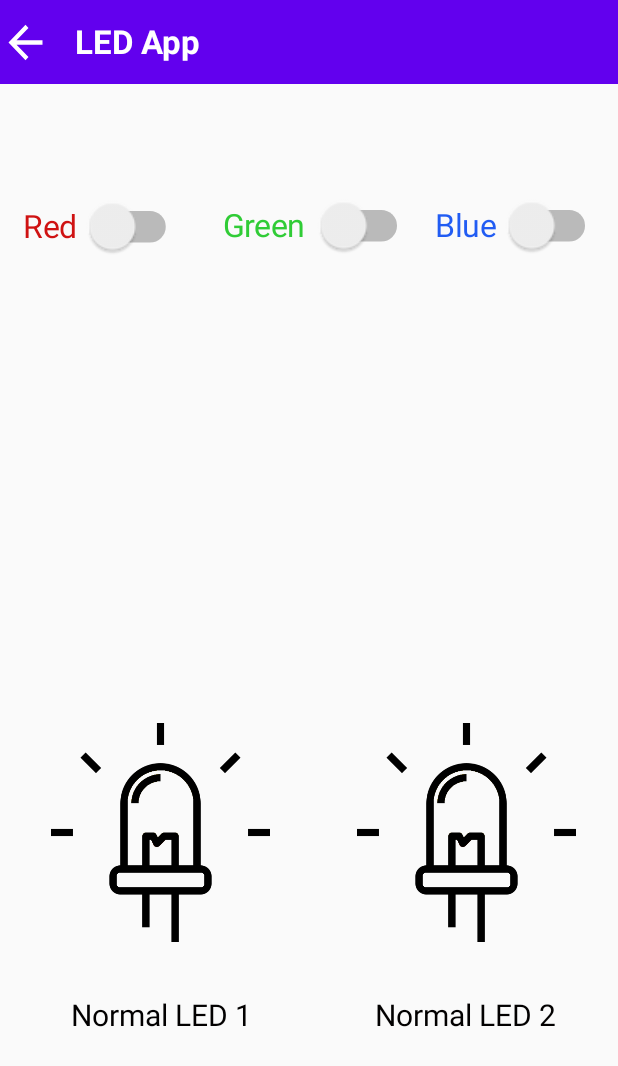
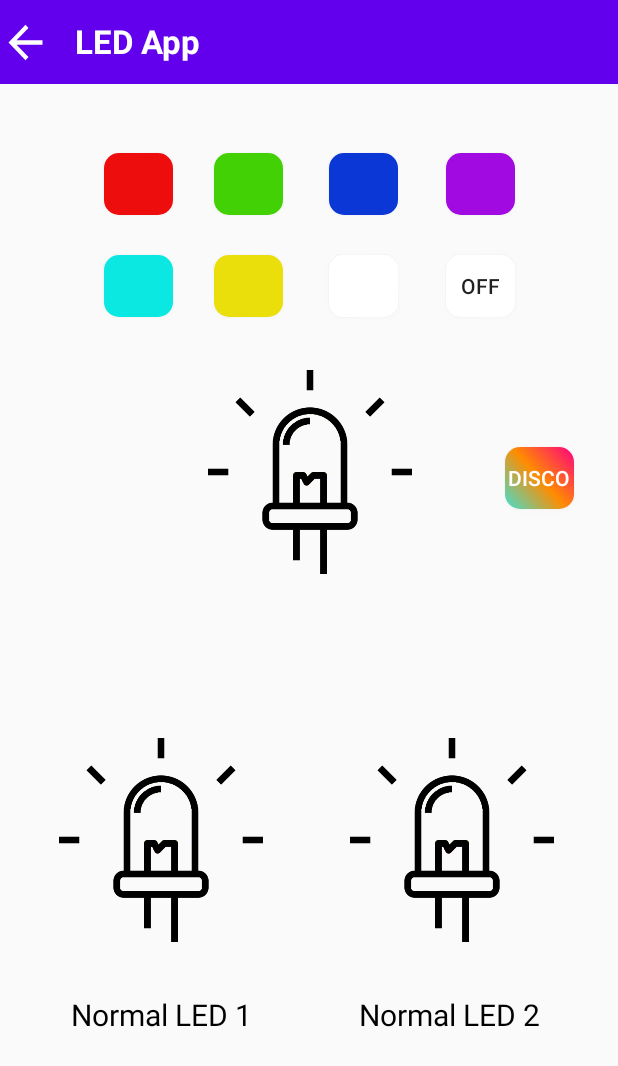
Before and after one commit to corneavlad98/HomeAutomationApp, an Android app: the LEDActivity screen opened directly, with no data from a screen before it, on a phone screen of 412 x 824 dp. Shown: the top 1066 px of the screen. Run offline under Robolectric (Android 15) with nearby library versions, the light colour scheme and no system bars; our stand-ins replace Firebase (no records; nobody signed in at launch, a user with empty details on screens opened directly).

Commit message:
Removed color switches, added buttons for every color; Added a disco mode, that will cycle fast through colors.

```diff
--- a/Android App/app/src/main/java/com/example/androidapp/LEDActivity.kt
+++ b/Android App/app/src/main/java/com/example/androidapp/LEDActivity.kt
@@ -3,10 +3,9 @@ package com.example.androidapp
 import android.graphics.drawable.TransitionDrawable
 import android.os.Bundle
 import android.os.Handler
-import android.view.Gravity
-import android.view.View
-import android.widget.*
-import androidx.appcompat.app.AlertDialog
+import android.widget.Button
+import android.widget.ImageButton
+import android.widget.Toast
 import androidx.appcompat.app.AppCompatActivity
 import com.google.firebase.database.FirebaseDatabase
 
@@ -14,139 +13,99 @@ import com.google.firebase.database.FirebaseDatabase
 class LEDActivity : AppCompatActivity(){
     var database = FirebaseDatabase.getInstance()
     var myDbReference = database.getReference()
-    private fun resetSwitches(){
+
+    private fun resetValues(){
         myDbReference.child("RaspberryPi/LED/LED1").setValue(0)
         myDbReference.child("RaspberryPi/LED/LED2").setValue(0)
         myDbReference.child("RaspberryPi/LED/rgbLED/Red").setValue(0)
         myDbReference.child("RaspberryPi/LED/rgbLED/Green").setValue(0)
         myDbReference.child("RaspberryPi/LED/rgbLED/Blue").setValue(0)
+        myDbReference.child("RaspberryPi/LED/rgbLED/Disco").setValue(0)
+
     }
     override fun onCreate(savedInstanceState: Bundle?) {
         super.onCreate(savedInstanceState)
         setContentView(R.layout.activity_l_e_d)
-        resetSwitches()
+        resetValues()
 
         Toast.makeText(this, "Make sure that the LED script is running!", Toast.LENGTH_LONG).show();
         val ledImageButton1 = findViewById<ImageButton>(R.id.normalLed1)
         val ledImageButton2 = findViewById<ImageButton>(R.id.normalLed2)
 
-        val rgbLedRedSwitch = findViewById<Switch>(R.id.redSwitch)
-        val rgbLedGreenSwitch = findViewById<Switch>(R.id.greenSwitch)
-        val rgbLedBlueSwitch = findViewById<Switch>(R.id.blueSwitch)
+        val redButton = findViewById<Button>(R.id.redButton)
+        val greenButton = findViewById<Button>(R.id.greenButton)
+        val blueButton = findViewById<Button>(R.id.blueButton)
+        val magentaButton = findViewById<Button>(R.id.magentaButton)
+        val cyanButton = findViewById<Button>(R.id.cyanButton)
+        val yellowButton = findViewById<Button>(R.id.yellowButton)
+        val whiteButton = findViewById<Button>(R.id.whiteButton)
+        val offButton = findViewById<Button>(R.id.offButton)
+        val discoButton = findViewById<Button>(R.id.discoButton)
 
         var pressedOnce1 = false;
-        val handler = Handler();
 
         //click listeners to change Database value of normal led switches
         ledImageButton1.setOnClickListener(){
-            //make an Alert Dialog that prompts the user to "wait" 3 seconds in order to compensate for the required time the RPI takes to get the request
-//            val alert = waitAlertDialogCreate("Wait for it...");
             val drawable = ledImageButton1.drawable as TransitionDrawable
 
             if(!pressedOnce1)
             {
                 myDbReference.child("RaspberryPi/LED/LED1").setValue(1)
-                drawable.startTransition(400);
-//                val led1Runnable = Runnable {
-//                    run()
-//                    {
-//                        if(alert.isShowing){
-//                            alert.dismiss();
-//                            drawable.startTransition(400);
-//                        }
-//                    }
-//                }
-//                alert.setOnDismissListener(){
-//                    handler.removeCallbacks(led1Runnable);
-//                }
-//                handler.postDelayed(led1Runnable, 1500);
+                drawable.startTransition(800);
                 pressedOnce1 = true;
             }
             else
             {
                 myDbReference.child("RaspberryPi/LED/LED1").setValue(0)
-                drawable.reverseTransition(400);
-//                val openR = Runnable {
-//                    run()
-//                    {
-//                        if(alert.isShowing){
-//                            alert.dismiss();
-//                            drawable.reverseTransition(400);
-//                        }
-//                    }
-//                }
-//                alert.setOnDismissListener(){
-//                    handler.removeCallbacks(openR);
-//                }
-//                handler.postDelayed(openR, 1500);
+                drawable.reverseTransition(800);
                 pressedOnce1 = false;
             }
         }
 
         var pressedOnce2 = false;
         ledImageButton2.setOnClickListener(){
-//            val alert = waitAlertDialogCreate("Wait for it...");
             val drawable = ledImageButton2.drawable as TransitionDrawable
             if(!pressedOnce2)
             {
                 myDbReference.child("RaspberryPi/LED/LED2").setValue(1)
-                drawable.startTransition(400);
-//                val led2Runnable = Runnable {
-//                    run()
-//                    {
-//                        if(alert.isShowing){
-//                            alert.dismiss();
-//                            drawable.startTransition(400);
-//                        }
-//                    }
-//                }
-//                alert.setOnDismissListener(){
-//                    handler.removeCallbacks(led2Runnable);
-//                }
-//                handler.postDelayed(led2Runnable, 1500);
+                drawable.startTransition(800);
                 pressedOnce2 = true;
             }
             else
             {
                 myDbReference.child("RaspberryPi/LED/LED2").setValue(0)
-                drawable.reverseTransition(400);
-//                val led2Runnable = Runnable {
-//                    run()
-//                    {
-//                        if(alert.isShowing){
-//                            alert.dismiss();
-//                            drawable.reverseTransition(400);
-//                        }
-//                    }
-//                }
-//                alert.setOnDismissListener(){
-//                    handler.removeCallbacks(led2Runnable);
-//                }
-//                handler.postDelayed(led2Runnable, 1500);
+                drawable.reverseTransition(800);
                 pressedOnce2 = false;
             }
         }
 
-
-
-        //click listeners to change Database value of rgb led switches
-        rgbLedRedSwitch.setOnClickListener(){
-            if(rgbLedRedSwitch.isChecked)
-                myDbReference.child("RaspberryPi/LED/rgbLED/Red").setValue(1)
-            else
-                myDbReference.child("RaspberryPi/LED/rgbLED/Red").setValue(0)
+        //color buttons for the RGB LED
+        redButton.setOnClickListener(){
+            redSet();
         }
-        rgbLedGreenSwitch.setOnClickListener(){
-            if(rgbLedGreenSwitch.isChecked)
-                myDbReference.child("RaspberryPi/LED/rgbLED/Green").setValue(1)
-            else
-                myDbReference.child("RaspberryPi/LED/rgbLED/Green").setValue(0)
+        greenButton.setOnClickListener(){
+            greenSet();
         }
-        rgbLedBlueSwitch.setOnClickListener(){
-            if(rgbLedBlueSwitch.isChecked)
-                myDbReference.child("RaspberryPi/LED/rgbLED/Blue").setValue(1)
-            else
-                myDbReference.child("RaspberryPi/LED/rgbLED/Blue").setValue(0)
+        blueButton.setOnClickListener(){
+            blueSet();
+        }
+        magentaButton.setOnClickListener(){
+            magentaSet()
+        }
+        cyanButton.setOnClickListener(){
+            cyanSet()
+        }
+        yellowButton.setOnClickListener(){
+            yellowSet()
+        }
+        whiteButton.setOnClickListener(){
+            whiteSet()
+        }
+        offButton.setOnClickListener(){
+            offSet()
+        }
+        discoButton.setOnClickListener(){
+            discoSet()
         }
 
         val returnButton = findViewById<Button>(R.id.returnButtonLED)
@@ -154,16 +113,77 @@ class LEDActivity : AppCompatActivity(){
             finish();
         }
     }
+    private fun redSet()
+    {
+        myDbReference.child("RaspberryPi/LED/rgbLED/Red").setValue(1)
+        myDbReference.child("RaspberryPi/LED/rgbLED/Green").setValue(0)
+        myDbReference.child("RaspberryPi/LED/rgbLED/Blue").setValue(0)
+        myDbReference.child("RaspberryPi/LED/rgbLED/Disco").setValue(0)
 
-    private fun waitAlertDialogCreate(message: String): AlertDialog {
-        val builder = AlertDialog.Builder(this)
-        builder.setMessage(message)
-        val dialog = builder.show()
-        val messageText = dialog.findViewById<View>(android.R.id.message) as TextView?
-        messageText!!.gravity = Gravity.CENTER
-        messageText.textSize = 20F
-        dialog.show()
-        dialog.window?.setLayout(580,270)
-        return dialog;
     }
+    private fun greenSet()
+    {
+        myDbReference.child("RaspberryPi/LED/rgbLED/Red").setValue(0)
+        myDbReference.child("RaspberryPi/LED/rgbLED/Green").setValue(1)
+        myDbReference.child("RaspberryPi/LED/rgbLED/Blue").setValue(0)
+        myDbReference.child("RaspberryPi/LED/rgbLED/Disco").setValue(0)
+
+    }
+    private fun blueSet()
+    {
+        myDbReference.child("RaspberryPi/LED/rgbLED/Red").setValue(0)
+        myDbReference.child("RaspberryPi/LED/rgbLED/Green").setValue(0)
+        myDbReference.child("RaspberryPi/LED/rgbLED/Blue").setValue(1)
+        myDbReference.child("RaspberryPi/LED/rgbLED/Disco").setValue(0)
+
+    }
+    private fun magentaSet()
+    {
+        myDbReference.child("RaspberryPi/LED/rgbLED/Red").setValue(1)
+        myDbReference.child("RaspberryPi/LED/rgbLED/Green").setValue(0)
+        myDbReference.child("RaspberryPi/LED/rgbLED/Blue").setValue(1)
+        myDbReference.child("RaspberryPi/LED/rgbLED/Disco").setValue(0)
+
+    }
+    private fun cyanSet()
+    {
+        myDbReference.child("RaspberryPi/LED/rgbLED/Red").setValue(0)
+        myDbReference.child("RaspberryPi/LED/rgbLED/Green").setValue(1)
+        myDbReference.child("RaspberryPi/LED/rgbLED/Blue").setValue(1)
+        myDbReference.child("RaspberryPi/LED/rgbLED/Disco").setValue(0)
+
+    }
+    private fun yellowSet()
+    {
+        myDbReference.child("RaspberryPi/LED/rgbLED/Red").setValue(1)
+        myDbReference.child("RaspberryPi/LED/rgbLED/Green").setValue(1)
+        myDbReference.child("RaspberryPi/LED/rgbLED/Blue").setValue(0)
+        myDbReference.child("RaspberryPi/LED/rgbLED/Disco").setValue(0)
+
+    }
+    private fun whiteSet()
+    {
+        myDbReference.child("RaspberryPi/LED/rgbLED/Red").setValue(1)
+        myDbReference.child("RaspberryPi/LED/rgbLED/Green").setValue(1)
+        myDbReference.child("RaspberryPi/LED/rgbLED/Blue").setValue(1)
+        myDbReference.child("RaspberryPi/LED/rgbLED/Disco").setValue(0)
+
+    }
+    private fun offSet()
+    {
+        myDbReference.child("RaspberryPi/LED/rgbLED/Red").setValue(0)
+        myDbReference.child("RaspberryPi/LED/rgbLED/Green").setValue(0)
+        myDbReference.child("RaspberryPi/LED/rgbLED/Blue").setValue(0)
+        myDbReference.child("RaspberryPi/LED/rgbLED/Disco").setValue(0)
+
+    }
+    private fun discoSet()
+    {
+        myDbReference.child("RaspberryPi/LED/rgbLED/Red").setValue(0)
+        myDbReference.child("RaspberryPi/LED/rgbLED/Green").setValue(0)
+        myDbReference.child("RaspberryPi/LED/rgbLED/Blue").setValue(0)
+        myDbReference.child("RaspberryPi/LED/rgbLED/Disco").setValue(1)
+    }
+
+
 }
--- /dev/null
+++ b/Android App/app/src/main/res/drawable-v24/blue_rounded.xml
@@ -0,0 +1,7 @@
+<?xml version="1.0" encoding="utf-8"?>
+<shape xmlns:android="http://schemas.android.com/apk/res/android"
+    android:shape="rectangle" android:padding="10dp">
+    <!-- you can use any color you want I used here gray color-->
+    <solid android:color="#0A37D6"/>
+    <corners android:radius="10dp"/>
+</shape>
--- /dev/null
+++ b/Android App/app/src/main/res/drawable-v24/cyan_rounded.xml
@@ -0,0 +1,7 @@
+<?xml version="1.0" encoding="utf-8"?>
+<shape xmlns:android="http://schemas.android.com/apk/res/android"
+    android:shape="rectangle" android:padding="10dp">
+    <!-- you can use any color you want I used here gray color-->
+    <solid android:color="#0AE8E1"/>
+    <corners android:radius="10dp"/>
+</shape>
--- /dev/null
+++ b/Android App/app/src/main/res/drawable-v24/green_rounded.xml
@@ -0,0 +1,7 @@
+<?xml version="1.0" encoding="utf-8"?>
+<shape xmlns:android="http://schemas.android.com/apk/res/android"
+    android:shape="rectangle" android:padding="10dp">
+    <!-- you can use any color you want I used here gray color-->
+    <solid android:color="#42D105"/>
+    <corners android:radius="10dp"/>
+</shape>
--- /dev/null
+++ b/Android App/app/src/main/res/drawable-v24/magenta_rounded.xml
@@ -0,0 +1,7 @@
+<?xml version="1.0" encoding="utf-8"?>
+<shape xmlns:android="http://schemas.android.com/apk/res/android"
+    android:shape="rectangle" android:padding="10dp">
+    <!-- you can use any color you want I used here gray color-->
+    <solid android:color="#A10AE1"/>
+    <corners android:radius="10dp"/>
+</shape>
--- /dev/null
+++ b/Android App/app/src/main/res/drawable-v24/rainbow_rounded.xml
@@ -0,0 +1,14 @@
+<?xml version="1.0" encoding="utf-8"?>
+<selector xmlns:android="http://schemas.android.com/apk/res/android" >
+    <item>
+        <shape android:shape="rectangle"  >
+            <gradient
+                android:angle="45"
+                android:startColor="#40E0D0"
+                android:centerColor="#FF8C00"
+                android:endColor="#FF0080"
+                android:type="linear"/>
+            <corners android:radius="10dp"/>
+        </shape>
+    </item>
+</selector>
--- /dev/null
+++ b/Android App/app/src/main/res/drawable-v24/red_rounded.xml
@@ -0,0 +1,7 @@
+<?xml version="1.0" encoding="utf-8"?>
+<shape xmlns:android="http://schemas.android.com/apk/res/android"
+    android:shape="rectangle" android:padding="10dp">
+    <!-- you can use any color you want I used here gray color-->
+    <solid android:color="#ED0D0D"/>
+    <corners android:radius="10dp"/>
+</shape>
--- /dev/null
+++ b/Android App/app/src/main/res/drawable-v24/white_rounded.xml
@@ -0,0 +1,7 @@
+<?xml version="1.0" encoding="utf-8"?>
+<shape xmlns:android="http://schemas.android.com/apk/res/android"
+    android:shape="rectangle" android:padding="10dp">
+    <!-- you can use any color you want I used here gray color-->
+    <solid android:color="#FFFFFF"/>
+    <corners android:radius="10dp"/>
+</shape>
--- /dev/null
+++ b/Android App/app/src/main/res/drawable-v24/yellow_rounded.xml
@@ -0,0 +1,7 @@
+<?xml version="1.0" encoding="utf-8"?>
+<shape xmlns:android="http://schemas.android.com/apk/res/android"
+    android:shape="rectangle" android:padding="10dp">
+    <!-- you can use any color you want I used here gray color-->
+    <solid android:color="#EADF0B"/>
+    <corners android:radius="10dp"/>
+</shape>
--- a/Android App/app/src/main/res/layout/activity_l_e_d.xml
+++ b/Android App/app/src/main/res/layout/activity_l_e_d.xml
@@ -6,10 +6,24 @@
     android:layout_height="match_parent"
     tools:context=".MainActivity">
 
+    <Button
+        android:id="@+id/discoButton"
+        android:layout_width="46dp"
+        android:layout_height="41dp"
+        android:background="@drawable/rainbow_rounded"
+        android:text="disco"
+        android:textColor="#FFFDFD"
+        app:layout_constraintBottom_toBottomOf="parent"
+        app:layout_constraintEnd_toEndOf="parent"
+        app:layout_constraintHorizontal_bias="0.92"
+        app:layout_constraintStart_toStartOf="parent"
+        app:layout_constraintTop_toTopOf="parent"
+        app:layout_constraintVertical_bias="0.381" />
+
     <ImageButton
-        android:id="@+id/normalLed2"
-        android:layout_width="182dp"
-        android:layout_height="146dp"
+        android:id="@+id/rgbLed"
+        android:layout_width="163dp"
+        android:layout_height="136dp"
         android:layout_marginEnd="10dp"
         android:layout_marginRight="10dp"
         android:adjustViewBounds="true"
@@ -18,15 +32,15 @@
         android:src="@drawable/normal_led"
         app:layout_constraintBottom_toBottomOf="parent"
         app:layout_constraintEnd_toEndOf="parent"
-        app:layout_constraintHorizontal_bias="1.0"
+        app:layout_constraintHorizontal_bias="0.521"
         app:layout_constraintStart_toStartOf="parent"
         app:layout_constraintTop_toTopOf="parent"
-        app:layout_constraintVertical_bias="0.711" />
+        app:layout_constraintVertical_bias="0.359" />
 
     <ImageButton
         android:id="@+id/normalLed1"
-        android:layout_width="182dp"
-        android:layout_height="146dp"
+        android:layout_width="163dp"
+        android:layout_height="136dp"
         android:layout_marginEnd="10dp"
         android:layout_marginRight="10dp"
         android:adjustViewBounds="true"
@@ -35,10 +49,27 @@
         android:src="@drawable/normal_led"
         app:layout_constraintBottom_toBottomOf="parent"
         app:layout_constraintEnd_toEndOf="parent"
-        app:layout_constraintHorizontal_bias="0.073"
+        app:layout_constraintHorizontal_bias="0.105"
         app:layout_constraintStart_toStartOf="parent"
         app:layout_constraintTop_toTopOf="parent"
-        app:layout_constraintVertical_bias="0.711" />
+        app:layout_constraintVertical_bias="0.715" />
+
+    <ImageButton
+        android:id="@+id/normalLed2"
+        android:layout_width="163dp"
+        android:layout_height="136dp"
+        android:layout_marginEnd="10dp"
+        android:layout_marginRight="10dp"
+        android:adjustViewBounds="true"
+        android:background="?android:selectableItemBackground"
+        android:scaleType="centerInside"
+        android:src="@drawable/normal_led"
+        app:layout_constraintBottom_toBottomOf="parent"
+        app:layout_constraintEnd_toEndOf="parent"
+        app:layout_constraintHorizontal_bias="0.92"
+        app:layout_constraintStart_toStartOf="parent"
+        app:layout_constraintTop_toTopOf="parent"
+        app:layout_constraintVertical_bias="0.715" />
 
     <androidx.appcompat.widget.Toolbar
         android:id="@+id/toolbarLED"
@@ -76,54 +107,6 @@
         app:layout_constraintStart_toStartOf="parent"
         app:layout_constraintTop_toTopOf="@+id/toolbarLED" />
 
-    <Switch
-        android:id="@+id/redSwitch"
-        android:layout_width="74dp"
-        android:layout_height="48dp"
-        android:scaleX="1.5"
-        android:scaleY="1.5"
-        android:text="Red"
-        android:textColor="#CF1212"
-        app:layout_constraintBottom_toBottomOf="parent"
-        app:layout_constraintEnd_toEndOf="parent"
-        app:layout_constraintHorizontal_bias="0.1"
-        app:layout_constraintStart_toStartOf="parent"
-        app:layout_constraintTop_toTopOf="@+id/toolbarLED"
-        app:layout_constraintVertical_bias="0.163"
-        tools:ignore="UseSwitchCompatOrMaterialXml" />
-
-    <Switch
-        android:id="@+id/greenSwitch"
-        android:layout_width="88dp"
-        android:layout_height="48dp"
-        android:scaleX="1.5"
-        android:scaleY="1.5"
-        android:text="Green"
-        android:textColor="#30CC36"
-        app:layout_constraintBottom_toBottomOf="parent"
-        app:layout_constraintEnd_toEndOf="parent"
-        app:layout_constraintHorizontal_bias="0.526"
-        app:layout_constraintStart_toStartOf="parent"
-        app:layout_constraintTop_toTopOf="@+id/toolbarLED"
-        app:layout_constraintVertical_bias="0.162"
-        tools:ignore="UseSwitchCompatOrMaterialXml" />
-
-    <Switch
-        android:id="@+id/blueSwitch"
-        android:layout_width="77dp"
-        android:layout_height="48dp"
-        android:scaleX="1.5"
-        android:scaleY="1.5"
-        android:text="Blue"
-        android:textColor="#215CF3"
-        app:layout_constraintBottom_toBottomOf="parent"
-        app:layout_constraintEnd_toEndOf="parent"
-        app:layout_constraintHorizontal_bias="0.925"
-        app:layout_constraintStart_toStartOf="parent"
-        app:layout_constraintTop_toTopOf="@+id/toolbarLED"
-        app:layout_constraintVertical_bias="0.162"
-        tools:ignore="UseSwitchCompatOrMaterialXml" />
-
     <TextView
         android:id="@+id/normalLedText1"
         android:layout_width="wrap_content"
@@ -147,9 +130,106 @@
         android:textSize="20sp"
         app:layout_constraintBottom_toBottomOf="parent"
         app:layout_constraintEnd_toEndOf="parent"
-        app:layout_constraintHorizontal_bias="0.857"
+        app:layout_constraintHorizontal_bias="0.822"
         app:layout_constraintStart_toStartOf="parent"
         app:layout_constraintTop_toTopOf="parent"
         app:layout_constraintVertical_bias="0.832" />
 
+    <Button
+        android:id="@+id/magentaButton"
+        android:layout_width="46dp"
+        android:layout_height="41dp"
+        android:background="@drawable/magenta_rounded"
+        app:layout_constraintBottom_toBottomOf="parent"
+        app:layout_constraintEnd_toEndOf="parent"
+        app:layout_constraintHorizontal_bias="0.813"
+        app:layout_constraintStart_toStartOf="parent"
+        app:layout_constraintTop_toTopOf="parent"
+        app:layout_constraintVertical_bias="0.13" />
+
+    <Button
+        android:id="@+id/offButton"
+        android:layout_width="46dp"
+        android:layout_height="41dp"
+        android:background="@drawable/white_rounded"
+        android:text="Off"
+        app:layout_constraintBottom_toBottomOf="parent"
+        app:layout_constraintEnd_toEndOf="parent"
+        app:layout_constraintHorizontal_bias="0.813"
+        app:layout_constraintStart_toStartOf="parent"
+        app:layout_constraintTop_toTopOf="parent"
+        app:layout_constraintVertical_bias="0.217" />
+
+    <Button
+        android:id="@+id/greenButton"
+        android:layout_width="46dp"
+        android:layout_height="41dp"
+        android:background="@drawable/green_rounded"
+        app:layout_constraintBottom_toBottomOf="parent"
+        app:layout_constraintEnd_toEndOf="parent"
+        app:layout_constraintHorizontal_bias="0.389"
+        app:layout_constraintStart_toStartOf="parent"
+        app:layout_constraintTop_toTopOf="parent"
+        app:layout_constraintVertical_bias="0.13" />
+
+    <Button
+        android:id="@+id/yellowButton"
+        android:layout_width="46dp"
+        android:layout_height="41dp"
+        android:background="@drawable/yellow_rounded"
+        app:layout_constraintBottom_toBottomOf="parent"
+        app:layout_constraintEnd_toEndOf="parent"
+        app:layout_constraintHorizontal_bias="0.389"
+        app:layout_constraintStart_toStartOf="parent"
+        app:layout_constraintTop_toTopOf="parent"
+        app:layout_constraintVertical_bias="0.217" />
+
+    <Button
+        android:id="@+id/redButton"
+        android:layout_width="46dp"
+        android:layout_height="41dp"
+        android:background="@drawable/red_rounded"
+        app:layout_constraintBottom_toBottomOf="parent"
+        app:layout_constraintEnd_toEndOf="parent"
+        app:layout_constraintHorizontal_bias="0.189"
+        app:layout_constraintStart_toStartOf="parent"
+        app:layout_constraintTop_toTopOf="parent"
+        app:layout_constraintVertical_bias="0.13" />
+
+    <Button
+        android:id="@+id/cyanButton"
+        android:layout_width="46dp"
+        android:layout_height="41dp"
+        android:background="@drawable/cyan_rounded"
+        app:layout_constraintBottom_toBottomOf="parent"
+        app:layout_constraintEnd_toEndOf="parent"
+        app:layout_constraintHorizontal_bias="0.189"
+        app:layout_constraintStart_toStartOf="parent"
+        app:layout_constraintTop_toTopOf="parent"
+        app:layout_constraintVertical_bias="0.217" />
+
+    <Button
+        android:id="@+id/blueButton"
+        android:layout_width="46dp"
+        android:layout_height="41dp"
+        android:background="@drawable/blue_rounded"
+        app:layout_constraintBottom_toBottomOf="parent"
+        app:layout_constraintEnd_toEndOf="parent"
+        app:layout_constraintHorizontal_bias="0.6"
+        app:layout_constraintStart_toStartOf="parent"
+        app:layout_constraintTop_toTopOf="parent"
+        app:layout_constraintVertical_bias="0.13" />
+
+    <Button
+        android:id="@+id/whiteButton"
+        android:layout_width="46dp"
+        android:layout_height="41dp"
+        android:background="@drawable/white_rounded"
+        app:layout_constraintBottom_toBottomOf="parent"
+        app:layout_constraintEnd_toEndOf="parent"
+        app:layout_constraintHorizontal_bias="0.6"
+        app:layout_constraintStart_toStartOf="parent"
+        app:layout_constraintTop_toTopOf="parent"
+        app:layout_constraintVertical_bias="0.217" />
+
 </androidx.constraintlayout.widget.ConstraintLayout>
```
